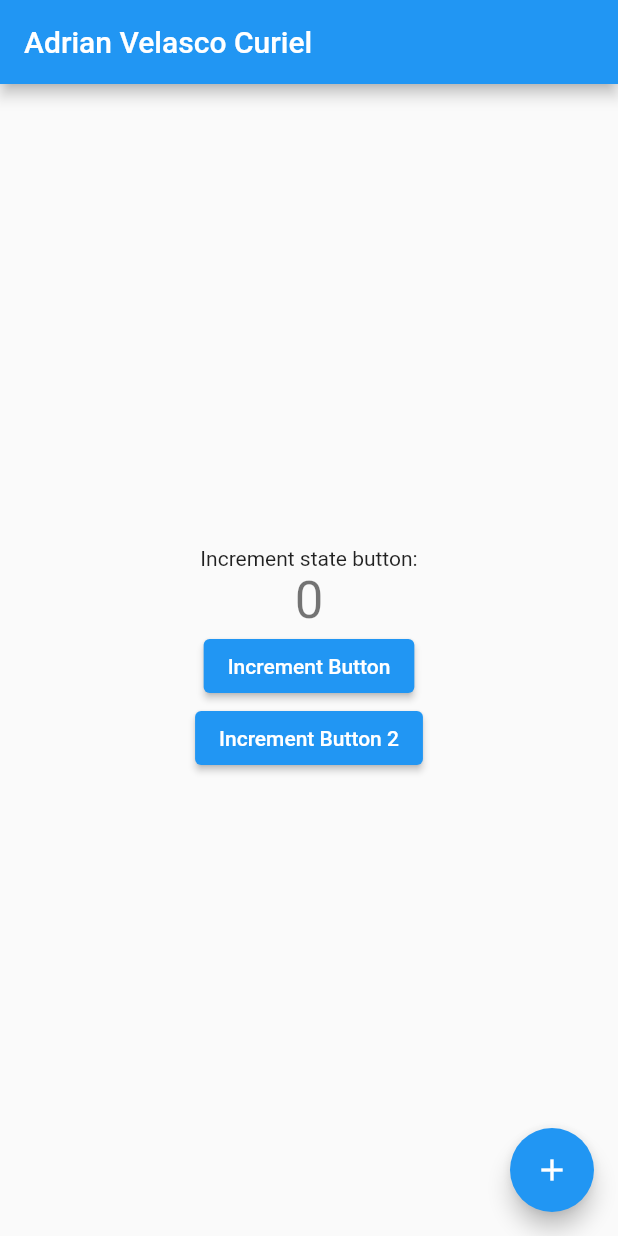
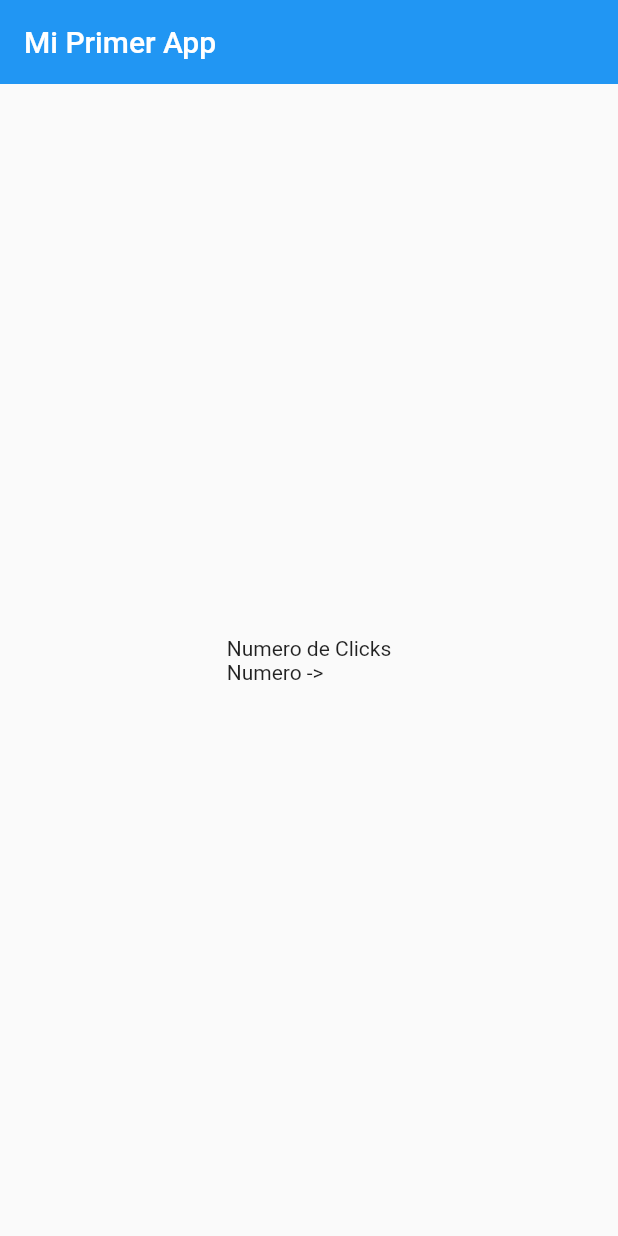
Before and after one commit to adrianvelasco/FlutterAppPrimera, a Flutter app: the screen it shows after launch, on a phone screen of 412 x 824 dp. Run offline on Flutter 3.47's test engine with Material 2 defaults, Android fonts, the phone set to English and light mode, and no system bars.

Commit message:
creacion de widgets

```diff
--- a/lib/main.dart
+++ b/lib/main.dart
@@ -1,75 +1,20 @@
 import 'package:flutter/material.dart';
+import 'package:primera_app_flutter/screens/home/home_screen.dart';
 
 void main() {
   runApp(const MyApp());
 }
 
+//usar la clave en los constructores de widgets.
 class MyApp extends StatelessWidget {
   const MyApp({Key? key}) : super(key: key);
 
-  // This widget is the root of your application.
   @override
   Widget build(BuildContext context) {
-    return MaterialApp(
-      title: 'Adrian Velasco Curiel',
-      theme: ThemeData(
-        primarySwatch: Colors.blue,
-      ),
-      home: const MyHomePage(title: 'Adrian Velasco Curiel'),
+    // PREFERIR usar const para crear instancias de constructores constantes.
+    return const MaterialApp(
+      debugShowCheckedModeBanner: false,
+      home: HomeScreen(),
     );
   }
 }
-
-class MyHomePage extends StatefulWidget {
-  const MyHomePage({Key? key, required this.title}) : super(key: key);
-  final String title;
-
-  @override
-  State<MyHomePage> createState() => _MyHomePageState();
-}
-
-class _MyHomePageState extends State<MyHomePage> {
-  int _counter = 0;
-
-  void _incrementCounter() {
-    setState(() {
-      _counter++;
-    });
-  }
-
-  @override
-  Widget build(BuildContext context) {
-    return Scaffold(
-      appBar: AppBar(
-        title: Text(widget.title),
-      ),
-      body: Center(
-        child: Column(
-          mainAxisAlignment: MainAxisAlignment.center,
-          children: <Widget>[
-            const Text(
-              'Increment state button:',
-            ),
-            Text(
-              '$_counter',
-              style: Theme.of(context).textTheme.headline4,
-            ),
-            ElevatedButton(
-              onPressed: _incrementCounter,
-              child: const Text('Increment Button'),
-            ),
-            ElevatedButton(
-              onPressed: _incrementCounter,
-              child: const Text('Increment Button 2'),
-            )
-          ],
-        ),
-      ),
-      floatingActionButton: FloatingActionButton(
-        onPressed: _incrementCounter,
-        tooltip: 'Increment',
-        child: const Icon(Icons.add),
-      ), // This trailing comma makes auto-formatting nicer for build methods.
-    );
-  }
-}
--- /dev/null
+++ b/lib/screens/home/home_screen.dart
@@ -0,0 +1,30 @@
+import 'package:flutter/material.dart';
+
+//Widget Independiente
+class HomeScreen extends StatelessWidget {
+  const HomeScreen({Key? key}) : super(key: key);
+
+  @override
+  // Retorna un Widget
+  Widget build(BuildContext context) {
+    // PREFERIR usar const para crear instancias de constructores constantes.
+    return Scaffold(
+      // Implementa la estructura de disposición visual de los widgets
+      // backgroundColor: Colors.indigo,
+      appBar: AppBar(
+        title: const Text('Mi Primer App'),
+        elevation: 0,
+      ),
+      body: Center(
+        child: Column(
+          mainAxisAlignment: MainAxisAlignment.center,
+          crossAxisAlignment: CrossAxisAlignment.baseline,
+          children: const [
+            Text('Numero de Clicks'),
+            Text('Numero -> '),
+          ],
+        ),
+      ),
+    );
+  }
+}
```
